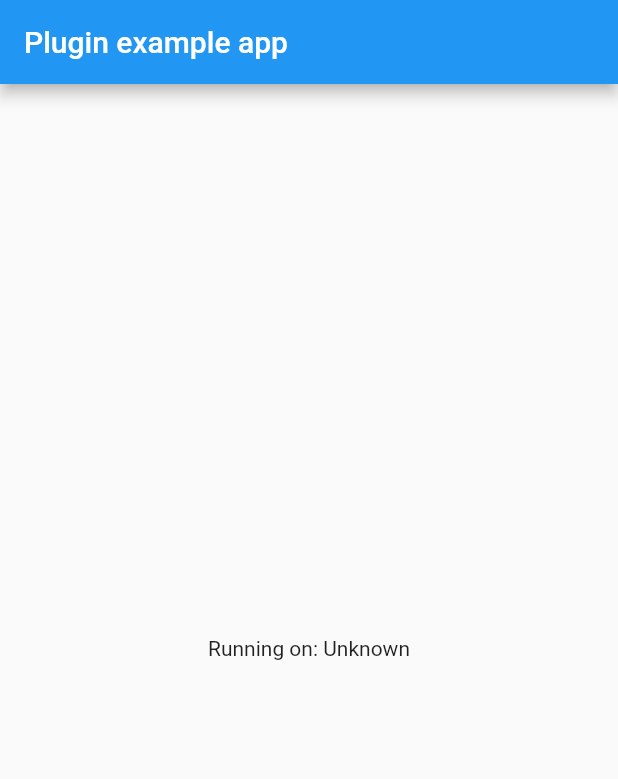
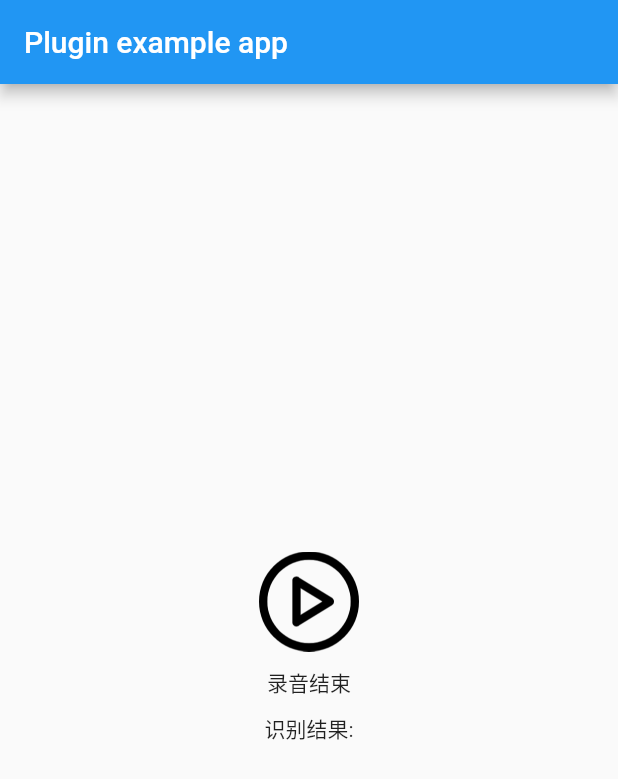
Before and after one commit to zxhwyp/ifly_plugin, a Flutter app: the screen it shows after launch, on a phone screen of 412 x 824 dp. Shown: the top 779 px of the screen. Run offline on Flutter 3.47's test engine with Material 2 defaults, Android fonts, the light colour scheme and no system bars; our stand-ins replace toast; missing offline and left inert: flutter_audio_recorder.

Commit message:
fix: 讯飞语音识别

```diff
--- a/example/lib/main.dart
+++ b/example/lib/main.dart
@@ -1,11 +1,17 @@
+import 'dart:io';
+
 import 'package:flutter/material.dart';
 import 'dart:async';
 
 import 'package:flutter/services.dart';
 import 'package:iflyplugin/iflyplugin.dart';
+import 'package:flutter_audio_recorder/flutter_audio_recorder.dart';
+import 'package:path_provider/path_provider.dart';
+import 'package:toast/toast.dart';
+import 'package:uuid/uuid.dart';
 
 void main() {
-  runApp(MyApp());
+  runApp(MaterialApp(home: MyApp()));
 }
 
 class MyApp extends StatefulWidget {
@@ -14,43 +20,98 @@ class MyApp extends StatefulWidget {
 }
 
 class _MyAppState extends State<MyApp> {
-  String _platformVersion = 'Unknown';
+  bool isplaying = false;
+
+  bool hasPermission = false;
+
+  FlutterAudioRecorder _recorder;
+
+  String result = '';
 
   @override
   void initState() {
     super.initState();
-    initPlatformState();
+    WidgetsBinding.instance.addPostFrameCallback((timeStamp) {
+      permisson();
+    });
+
+    Iflyplugin.channel.setMethodCallHandler((call) async {
+      switch (call.method) {
+        case "tip":
+          Toast.show(call.arguments ?? '', context,
+              duration: Toast.LENGTH_SHORT, gravity: Toast.BOTTOM);
+          break;
+        case "result":
+          setState(() {
+            result = call.arguments ?? '';
+          });
+          break;
+        default:
+      }
+    });
   }
 
-  // Platform messages are asynchronous, so we initialize in an async method.
-  Future<void> initPlatformState() async {
-    String platformVersion;
-    // Platform messages may fail, so we use a try/catch PlatformException.
-    try {
-      platformVersion = await Iflyplugin.platformVersion;
-    } on PlatformException {
-      platformVersion = 'Failed to get platform version.';
+  void permisson() async {
+    hasPermission = await FlutterAudioRecorder.hasPermissions;
+    if (!hasPermission) {
+      Toast.show("没有开启录音权限", context,
+          duration: Toast.LENGTH_SHORT, gravity: Toast.BOTTOM);
     }
+  }
 
-    // If the widget was removed from the tree while the asynchronous platform
-    // message was in flight, we want to discard the reply rather than calling
-    // setState to update our non-existent appearance.
-    if (!mounted) return;
+  void start() async {
+    var uuid = Uuid();
+    Directory appDocDir = await getApplicationDocumentsDirectory();
+    String path = appDocDir.path + '/' + uuid.v4();
+    _recorder = FlutterAudioRecorder(path, audioFormat: AudioFormat.WAV);
+    await _recorder.initialized;
+    await _recorder.start();
+  }
 
-    setState(() {
-      _platformVersion = platformVersion;
-    });
+  void stop() async {
+    var result = await _recorder.stop();
+    String file = result.path;
+    Toast.show("识别中...", context,
+        duration: Toast.LENGTH_SHORT, gravity: Toast.BOTTOM);
+    await Iflyplugin.recognizer(file);
   }
 
   @override
   Widget build(BuildContext context) {
-    return MaterialApp(
-      home: Scaffold(
-        appBar: AppBar(
-          title: const Text('Plugin example app'),
-        ),
-        body: Center(
-          child: Text('Running on: $_platformVersion\n'),
+    return Scaffold(
+      appBar: AppBar(
+        title: const Text('Plugin example app'),
+      ),
+      body: Center(
+        child: Column(
+          mainAxisAlignment: MainAxisAlignment.center,
+          children: <Widget>[
+            FlatButton(
+                onPressed: () {
+                  if (!hasPermission) {
+                    Toast.show("没有开启录音权限", context,
+                        duration: Toast.LENGTH_SHORT, gravity: Toast.CENTER);
+                    return;
+                  }
+                  setState(() {
+                    isplaying = !isplaying;
+                    if (isplaying) {
+                      start();
+                    } else {
+                      stop();
+                    }
+                  });
+                },
+                child: Image.asset(
+                    isplaying ? 'lib/asset/play.png' : 'lib/asset/pause.png',
+                    scale: 3)),
+            Padding(
+              padding: const EdgeInsets.all(10.0),
+              child: Text(isplaying ? '正在录音中' : '录音结束'),
+            ),
+            Text('识别结果:$result'),
+            Text('')
+          ],
         ),
       ),
     );
--- a/lib/iflyplugin.dart
+++ b/lib/iflyplugin.dart
@@ -3,11 +3,9 @@ import 'dart:async';
 import 'package:flutter/services.dart';
 
 class Iflyplugin {
-  static const MethodChannel _channel =
-      const MethodChannel('iflyplugin');
+  static const MethodChannel channel = const MethodChannel('iflyplugin');
 
-  static Future<String> get platformVersion async {
-    final String version = await _channel.invokeMethod('getPlatformVersion');
-    return version;
+  static Future<void> recognizer(String file) async {
+    return await channel.invokeMethod('recognizer', file);
   }
 }
```
Also changed, not shown: example/pubspec.yaml (+6 -12 lines), example/lib/asset/pause.png (added), example/lib/asset/play.png (added), example/pubspec.lock, 46 other files.
